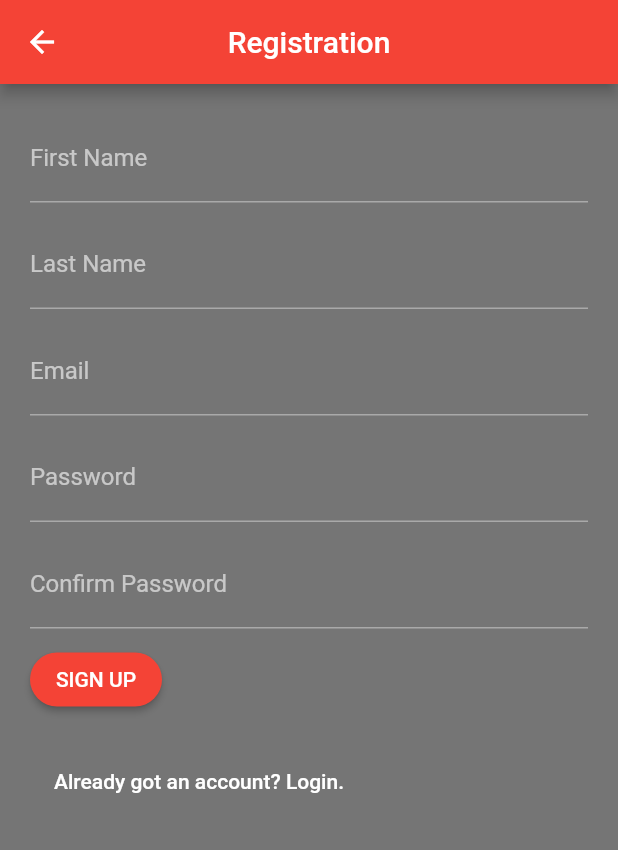
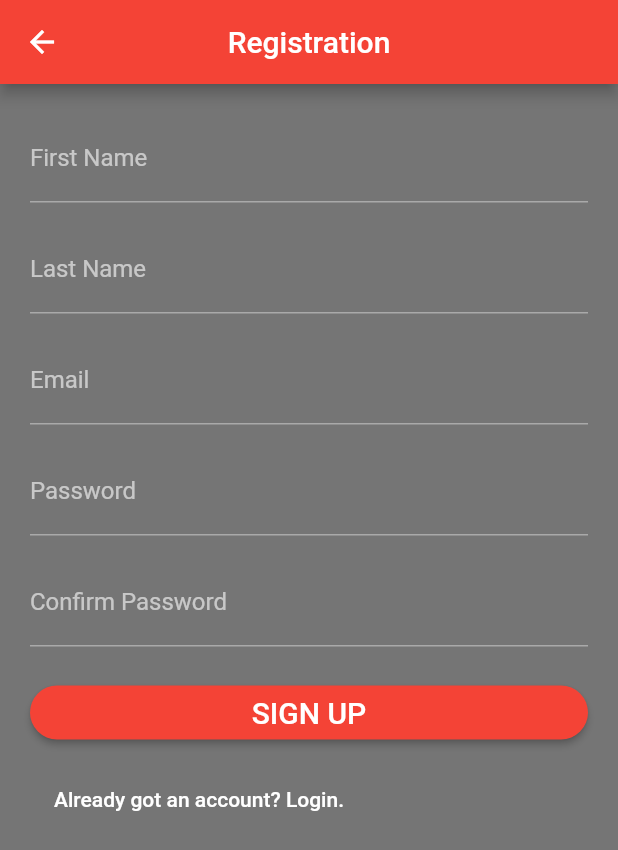
Before and after one commit to FergusLemon/MITO, a Flutter app: the screen it shows after launch, after a tap on "SIGN UP", on a phone screen of 412 x 824 dp. Shown: the top 850 px of the screen. Run offline on Flutter 3.47's test engine with Material 2 defaults, Android fonts, the phone set to English and light mode, and no system bars; our stand-ins replace cloud_firestore, firebase_auth; accounts and stored records are empty.

Commit message:
Button styling
Why:

To make the sign up and login buttons stretch to fill more of the screen
real estate, easier for people to press on their phone screens.

This change addresses the need by:

In the forms the raised buttons were wrapped in a sized box to
control their width. On the landing page a flexible widget was used to
constrain the width a bit more.

```diff
--- a/lib/forms/login_form.dart
+++ b/lib/forms/login_form.dart
@@ -59,7 +59,7 @@ class _LoginFormState extends State<LoginForm> {
                   validator: _validateEmail,
                   controller: _emailController,
               ),
-              SizedBox(height: 12.0),
+              SizedBox(height: 15.0),
               TextFormField(
                   key: LoginForm.passwordKey,
                   decoration: const InputDecoration(
@@ -69,17 +69,24 @@ class _LoginFormState extends State<LoginForm> {
                   controller: _passwordController,
                   obscureText: true,
               ),
-              SizedBox(height: 10.0),
-              RaisedButton(
+              SizedBox(height: 20.0),
+              SizedBox(
+                width: double.infinity,
+                child: RaisedButton(
                   key: LoginForm.loginKey,
                   onPressed: _attemptLogin,
                   child: const Text(
-                      'LOGIN',
+                    'LOGIN',
+                    style: TextStyle(
+                      fontSize: 20.0,
+                    ),
                   ),
                   color: Colors.red,
                   textColor: Colors.white,
                   shape: RoundedRectangleBorder(borderRadius:
-                    BorderRadius.circular(30.0)),
+                    BorderRadius.circular(30.0)
+                  ),
+                ),
               ),
             ],
         ),
--- a/lib/forms/registration_form.dart
+++ b/lib/forms/registration_form.dart
@@ -63,7 +63,7 @@ class _RegistrationFormState extends State<RegistrationForm> {
                 validator: _validateFirstName,
                 controller: _firstNameController,
               ),
-              SizedBox(height: 12.0),
+              SizedBox(height: 15.0),
               TextFormField(
                 key: RegistrationForm.lastNameKey,
                 decoration: const InputDecoration(
@@ -72,7 +72,7 @@ class _RegistrationFormState extends State<RegistrationForm> {
                 validator: _validateLastName,
                 controller: _lastNameController,
               ),
-              SizedBox(height: 12.0),
+              SizedBox(height: 15.0),
               TextFormField(
                 key: RegistrationForm.emailKey,
                 decoration: const InputDecoration(
@@ -81,7 +81,7 @@ class _RegistrationFormState extends State<RegistrationForm> {
                 validator: _validateEmail,
                 controller: _emailController,
               ),
-              SizedBox(height: 12.0),
+              SizedBox(height: 15.0),
               TextFormField(
                 key: RegistrationForm.passwordKey,
                 decoration: const InputDecoration(
@@ -91,7 +91,7 @@ class _RegistrationFormState extends State<RegistrationForm> {
                 controller: _passwordController,
                 obscureText: true,
               ),
-              SizedBox(height: 12.0),
+              SizedBox(height: 15.0),
               TextFormField(
                 key: RegistrationForm.passwordConfirmKey,
                 decoration: const InputDecoration(
@@ -100,12 +100,17 @@ class _RegistrationFormState extends State<RegistrationForm> {
                 validator: _confirmPassword,
                 obscureText: true,
               ),
-              SizedBox(height: 10.0),
-              RaisedButton(
+              SizedBox(height: 20.0),
+              SizedBox(
+                width: double.infinity,
+                child: RaisedButton(
                   key: RegistrationForm.signUpKey,
                   onPressed: _attemptSignUp,
                   child: const Text(
                     'SIGN UP',
+                    style: TextStyle(
+                      fontSize: 20.0,
+                    ),
                   ),
                   color: Colors.red,
                   textColor: Colors.white,
@@ -113,7 +118,8 @@ class _RegistrationFormState extends State<RegistrationForm> {
                     BorderRadius.circular(30.0),
                   ),
                 ),
-              SizedBox(height: 20.0),
+              ),
+              SizedBox(height: 10.0),
               FlatButton(
                   key: RegistrationForm.navigateToLogin,
                   onPressed: () => _navigateToLoginPage(context),
--- a/lib/pages/landing_page.dart
+++ b/lib/pages/landing_page.dart
@@ -44,7 +44,7 @@ class _LandingPageState extends State<LandingPage> {
               children: <Widget>[
                 Flexible(
                   child: Padding(
-                    padding: EdgeInsets.fromLTRB(40.0, 40.0, 40.0, 200.0),
+                    padding: EdgeInsets.fromLTRB(40.0, 40.0, 40.0, 100.0),
                     child: Text(
                       'Help Those Around You',
                       textAlign: TextAlign.center,
@@ -55,9 +55,11 @@ class _LandingPageState extends State<LandingPage> {
                     ),
                   ),
                 ),
-                  ButtonTheme(
-                      minWidth: 200.0,
-                      height: 40.0,
+                Flexible(
+                  child: Padding(
+                    padding: EdgeInsets.fromLTRB(40.0, 0.0, 40.0, 0.0),
+                    child: SizedBox(
+                      width: double.infinity,
                       child: RaisedButton(
                         key: LandingPage.navigateToLoginButtonKey,
                         onPressed: () => _navigateToLoginPage(context),
@@ -70,13 +72,18 @@ class _LandingPageState extends State<LandingPage> {
                         color: Colors.red,
                         textColor: Colors.white,
                         shape: RoundedRectangleBorder(borderRadius:
-                          BorderRadius.circular(30.0)),
+                          BorderRadius.circular(30.0)
+                        ),
+                      ),
+                    ),
                   ),
                 ),
                 SizedBox(height: 5.0),
-                  ButtonTheme(
-                    minWidth: 200.0,
-                    height: 40.0,
+                Flexible(
+                  child: Padding(
+                    padding: EdgeInsets.fromLTRB(40.0, 0.0, 40.0, 0.0),
+                    child: SizedBox(
+                      width: double.infinity,
                       child: RaisedButton(
                         key: LandingPage.navigateToRegistrationButtonKey,
                         onPressed: () => _navigateToRegistrationPage(context),
@@ -89,7 +96,10 @@ class _LandingPageState extends State<LandingPage> {
                         color: Colors.white,
                         textColor: Colors.red,
                         shape: RoundedRectangleBorder(borderRadius:
-                        BorderRadius.circular(30.0)),
+                          BorderRadius.circular(30.0)
+                        ),
+                      ),
+                    ),
                   ),
                 ),
               ],
```
Lines whose indentation alone changed are shown as unchanged.
